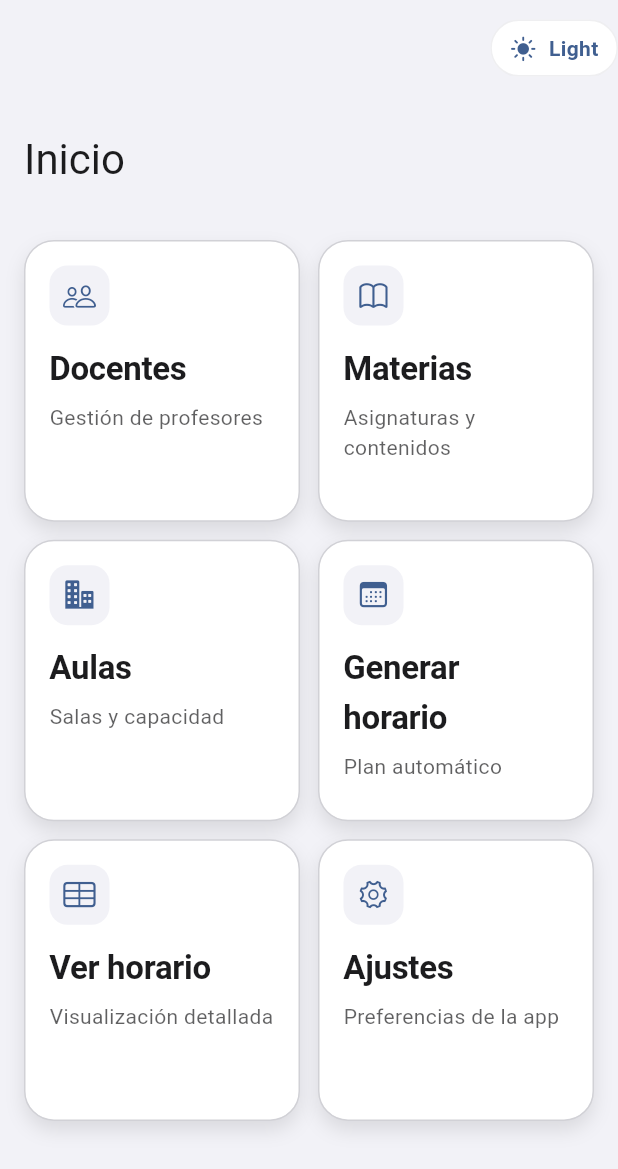
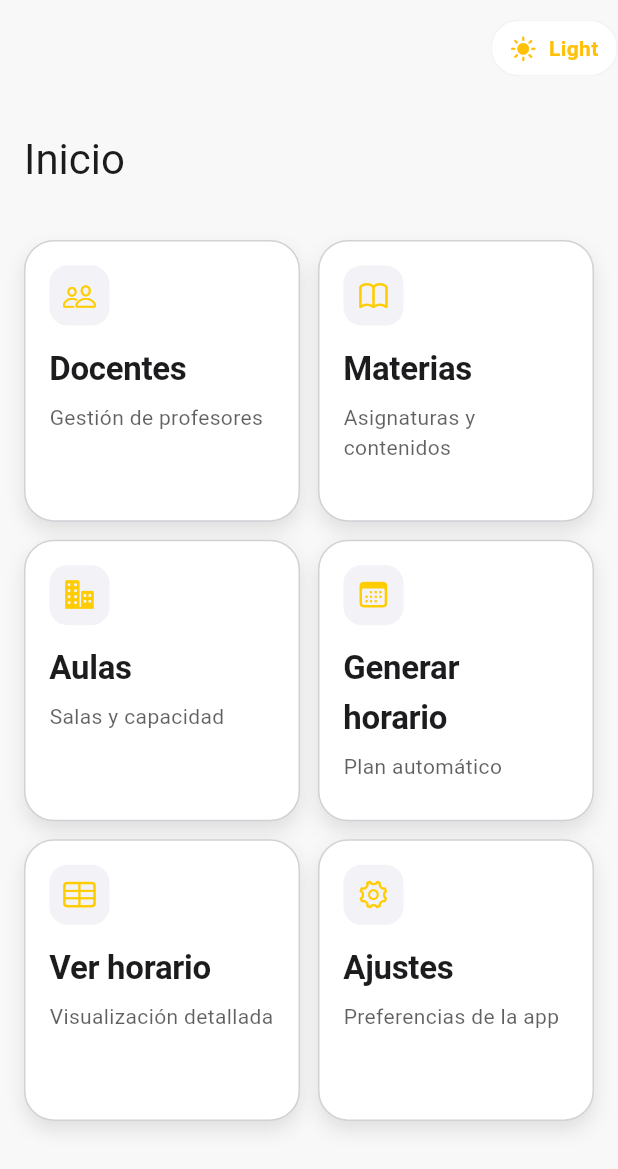
Before and after one commit to Juanjose190/flutterFinal, a Flutter app: the HomeScreen screen opened by its route, after a tap on "Light", after a tap on "Dark", on a phone screen of 412 x 824 dp. Shown: the top 1169 px of the screen. Run offline on Flutter 3.47's test engine with Material 3 defaults, Android fonts, the light colour scheme and no system bars; our stand-ins replace flutter_dotenv, go_router, supabase_flutter; accounts and stored records are empty; Roboto replaces fonts that are missing (SF Pro Display).

Commit message:
homeImproves

```diff
--- a/lib/screens/home_screen.dart
+++ b/lib/screens/home_screen.dart
@@ -10,8 +10,11 @@ class HomeScreen extends StatefulWidget {
   State<HomeScreen> createState() => _HomeScreenState();
 }
 
-class _HomeScreenState extends State<HomeScreen> {
+class _HomeScreenState extends State<HomeScreen> with SingleTickerProviderStateMixin {
   int? _selectedIndex;
+  late AnimationController _animationController;
+  late Animation<double> _fadeAnimation;
+  late Animation<Offset> _slideAnimation;
 
   final List<_HomeItem> _items = const [
     _HomeItem(icon: CupertinoIcons.person_2, title: 'Docentes', subtitle: 'Gestión de profesores', route: '/docentes'),
@@ -23,12 +26,49 @@ class _HomeScreenState extends State<HomeScreen> {
   ];
 
   @override
+  void initState() {
+    super.initState();
+    _animationController = AnimationController(
+      vsync: this,
+      duration: const Duration(milliseconds: 800),
+    );
+
+    _fadeAnimation = CurvedAnimation(
+      parent: _animationController,
+      curve: Curves.easeInOut,
+    );
+
+    _slideAnimation = Tween<Offset>(
+      begin: const Offset(0, 0.05),
+      end: Offset.zero,
+    ).animate(CurvedAnimation(
+      parent: _animationController,
+      curve: Curves.easeInOut,
+    ));
+
+    // Iniciar la animación después de un breve retraso para asegurar que el widget esté montado
+    Future.delayed(const Duration(milliseconds: 100), () {
+      _animationController.forward();
+    });
+  }
+
+  @override
+  void dispose() {
+    _animationController.dispose();
+    super.dispose();
+  }
+
+  @override
   Widget build(BuildContext context) {
     final theme = Theme.of(context);
     final isDark = theme.brightness == Brightness.dark;
 
     return Scaffold(
-      body: CustomScrollView(
+      body: FadeTransition(
+        opacity: _fadeAnimation,
+        child: SlideTransition(
+          position: _slideAnimation,
+          child: CustomScrollView(
             physics: const BouncingScrollPhysics(),
             slivers: [
               SliverAppBar.large(
@@ -50,7 +90,34 @@ class _HomeScreenState extends State<HomeScreen> {
                 (context, index) {
                   final item = _items[index];
                   final selected = _selectedIndex == index;
-                  return _HomeCard(
+
+                  // Animación escalonada para cada tarjeta
+                  return AnimatedBuilder(
+                    animation: _animationController,
+                    builder: (context, child) {
+                      // Retraso escalonado para cada tarjeta
+                      final delay = index * 0.1;
+                      final itemAnimation = CurvedAnimation(
+                        parent: _animationController,
+                        curve: Interval(
+                          delay.clamp(0.0, 0.9), // Inicio retrasado según el índice
+                          (delay + 0.5).clamp(0.0, 1.0), // Fin de la animación
+                          curve: Curves.easeOutCubic,
+                        ),
+                      );
+
+                      return FadeTransition(
+                        opacity: itemAnimation,
+                        child: SlideTransition(
+                          position: Tween<Offset>(
+                            begin: const Offset(0, 0.1),
+                            end: Offset.zero,
+                          ).animate(itemAnimation),
+                          child: child,
+                        ),
+                      );
+                    },
+                    child: _HomeCard(
                       item: item,
                       selected: selected,
                       onTap: () {
@@ -59,15 +126,17 @@ class _HomeScreenState extends State<HomeScreen> {
                           context.push(item.route!);
                         }
                       },
+                    ),
                   );
                 },
                 childCount: _items.length,
               ),
             ),
           ),
-        ],
          ),
-      backgroundColor: isDark ? const Color(0xFF1C1C1E) : const Color(0xFFF2F2F7),
+        ),
+      ),
+      backgroundColor: isDark ? const Color(0xFF1C1C1E) : const Color(0xFFF8F8F8), // Actualizado para Light mode
     );
   }
 }
--- a/lib/ui/app_theme.dart
+++ b/lib/ui/app_theme.dart
@@ -1,7 +1,7 @@
 import 'package:flutter/material.dart';
 
 class AppTheme {
-  static const _lightSeed = Color(0xFF0A84FF); // Apple blue
+  static const _lightSeed = Color(0xFFFFCC00); // Color acento pastel para Light mode
   static const _darkSeed = Color(0xFF64D2FF);  // Lighter accent for dark
 
   static ThemeData light() {
@@ -15,8 +15,9 @@ class AppTheme {
         surface: Colors.white,
         surfaceContainerHighest: Colors.white,
         outline: const Color(0xFFD1D1D6),
+        primary: const Color(0xFFFFCC00), // Color acento pastel
       ),
-      scaffoldBackgroundColor: const Color(0xFFF2F2F7),
+      scaffoldBackgroundColor: const Color(0xFFF8F8F8), // Fondo principal actualizado
       dividerColor: const Color(0xFFD1D1D6),
       visualDensity: VisualDensity.standard,
       fontFamily: 'SF Pro Display', // fallback to system on non-iOS
@@ -42,6 +43,7 @@ class AppTheme {
         shape: RoundedRectangleBorder(borderRadius: BorderRadius.circular(20)),
         clipBehavior: Clip.antiAlias,
         color: Colors.white,
+        shadowColor: Colors.black.withOpacity(0.08), // Sombras más suaves
       ),
       pageTransitionsTheme: const PageTransitionsTheme(
         builders: {
--- a/lib/ui/theme_controller.dart
+++ b/lib/ui/theme_controller.dart
@@ -2,16 +2,51 @@ import 'package:flutter/material.dart';
 
 class ThemeController {
   static final ValueNotifier<ThemeMode> mode = ValueNotifier(ThemeMode.system);
+  // Notificador para la animación de transición entre temas
+  static final ValueNotifier<double> transitionProgress = ValueNotifier(0.0);
+  static final Duration transitionDuration = const Duration(milliseconds: 400);
 
-  static void set(ThemeMode m) => mode.value = m;
+  static void set(ThemeMode m) {
+    // Iniciar animación de transición
+    transitionProgress.value = 0.0;
+    mode.value = m;
+    _animateTransition();
+  }
 
   static void toggle() {
+    // Iniciar animación de transición
+    transitionProgress.value = 0.0;
     if (mode.value == ThemeMode.dark) {
       mode.value = ThemeMode.light;
     } else {
       mode.value = ThemeMode.dark;
     }
+    _animateTransition();
   }
 
-  static void useSystem() => mode.value = ThemeMode.system;
+  static void useSystem() {
+    transitionProgress.value = 0.0;
+    mode.value = ThemeMode.system;
+    _animateTransition();
+  }
+
+  // Método para animar la transición
+  static void _animateTransition() {
+    const frameDuration = Duration(milliseconds: 16); // ~60fps
+    final steps = (transitionDuration.inMilliseconds / frameDuration.inMilliseconds).ceil();
+    final increment = 1.0 / steps;
+
+    int currentStep = 0;
+
+    void nextFrame() {
+      currentStep++;
+      transitionProgress.value = currentStep * increment;
+
+      if (currentStep < steps) {
+        Future.delayed(frameDuration, nextFrame);
+      }
+    }
+
+    nextFrame();
+  }
 }
--- a/lib/ui/widgets/theme_toggle.dart
+++ b/lib/ui/widgets/theme_toggle.dart
@@ -16,33 +16,64 @@ class ThemeToggle extends StatelessWidget {
         final bool isDark = mode == ThemeMode.dark ||
             (mode == ThemeMode.system && MediaQuery.of(context).platformBrightness == Brightness.dark);
 
+        return ValueListenableBuilder<double>(
+          valueListenable: ThemeController.transitionProgress,
+          builder: (context, progress, _) {
+            // Colores para la transición
+            final containerColor = isDark
+                ? Color.lerp(theme.colorScheme.surface, theme.colorScheme.surface.withOpacity(0.24), progress)!
+                : Color.lerp(theme.colorScheme.surface.withOpacity(0.24), theme.colorScheme.surface, progress)!;
+
+            final iconColor = isDark
+                ? Color.lerp(Colors.amber, Colors.white, progress)!
+                : Color.lerp(Colors.white, Colors.amber, progress)!;
+
+            final borderColor = isDark
+                ? theme.colorScheme.outline.withOpacity(0.25 + (0.1 * progress))
+                : theme.colorScheme.outline.withOpacity(0.35 - (0.1 * progress));
+
             return GestureDetector(
               onTap: ThemeController.toggle,
               onLongPress: ThemeController.useSystem,
-          child: AnimatedContainer(
-            duration: const Duration(milliseconds: 220),
-            curve: Curves.easeInOutCubic,
+              child: Container(
                 padding: EdgeInsets.symmetric(horizontal: compact ? 10 : 12, vertical: compact ? 6 : 8),
                 decoration: BoxDecoration(
-              color: isDark ? theme.colorScheme.surface.withOpacity(0.24) : theme.colorScheme.surface,
+                  color: containerColor,
                   borderRadius: BorderRadius.circular(20),
-              border: Border.all(color: theme.colorScheme.outline.withOpacity(isDark ? 0.25 : 0.35)),
+                  border: Border.all(color: borderColor),
+                  boxShadow: [
+                    BoxShadow(
+                      color: isDark
+                          ? Colors.black.withOpacity(0.2 * progress)
+                          : Colors.black.withOpacity(0.05 * (1 - progress)),
+                      blurRadius: 8,
+                      offset: const Offset(0, 2),
+                    )
+                  ],
                 ),
                 child: AnimatedSwitcher(
-              duration: const Duration(milliseconds: 220),
-              switchInCurve: Curves.easeInOutCubic,
-              switchOutCurve: Curves.easeInOutCubic,
+                  duration: const Duration(milliseconds: 300),
+                  switchInCurve: Curves.easeOutCubic,
+                  switchOutCurve: Curves.easeInCubic,
                   transitionBuilder: (child, animation) {
                     final fade = CurvedAnimation(parent: animation, curve: Curves.easeInOutCubic);
-                final scale = Tween<double>(begin: 0.92, end: 1.0).animate(fade);
-                return FadeTransition(opacity: fade, child: ScaleTransition(scale: scale, child: child));
+                    final scale = Tween<double>(begin: 0.8, end: 1.0).animate(fade);
+                    final rotate = Tween<double>(begin: -0.5, end: 0.0).animate(fade);
+
+                    return ScaleTransition(
+                      scale: scale,
+                      child: RotationTransition(
+                        turns: rotate,
+                        child: FadeTransition(opacity: fade, child: child),
+                      ),
+                    );
                   },
                   child: compact
                       ? Icon(
                           isDark ? CupertinoIcons.moon_fill : CupertinoIcons.sun_max_fill,
                           key: ValueKey<bool>(isDark),
                           size: 18,
-                      color: isDark ? theme.colorScheme.onSurface : theme.colorScheme.primary,
+                          color: iconColor,
                         )
                       : Row(
                           key: ValueKey<bool>(isDark),
@@ -51,13 +82,13 @@ class ThemeToggle extends StatelessWidget {
                             Icon(
                               isDark ? CupertinoIcons.moon_fill : CupertinoIcons.sun_max_fill,
                               size: 18,
-                          color: isDark ? theme.colorScheme.onSurface : theme.colorScheme.primary,
+                              color: iconColor,
                             ),
                             const SizedBox(width: 8),
                             Text(
                               isDark ? 'Dark' : 'Light',
                               style: theme.textTheme.bodyMedium?.copyWith(
-                            color: isDark ? theme.colorScheme.onSurface : theme.colorScheme.primary,
+                                color: iconColor,
                                 fontWeight: FontWeight.w600,
                               ),
                             ),
@@ -66,6 +97,8 @@ class ThemeToggle extends StatelessWidget {
                 ),
               ),
             );
+          }
+        );
       },
     );
   }
```
Lines whose indentation alone changed are shown as unchanged.
